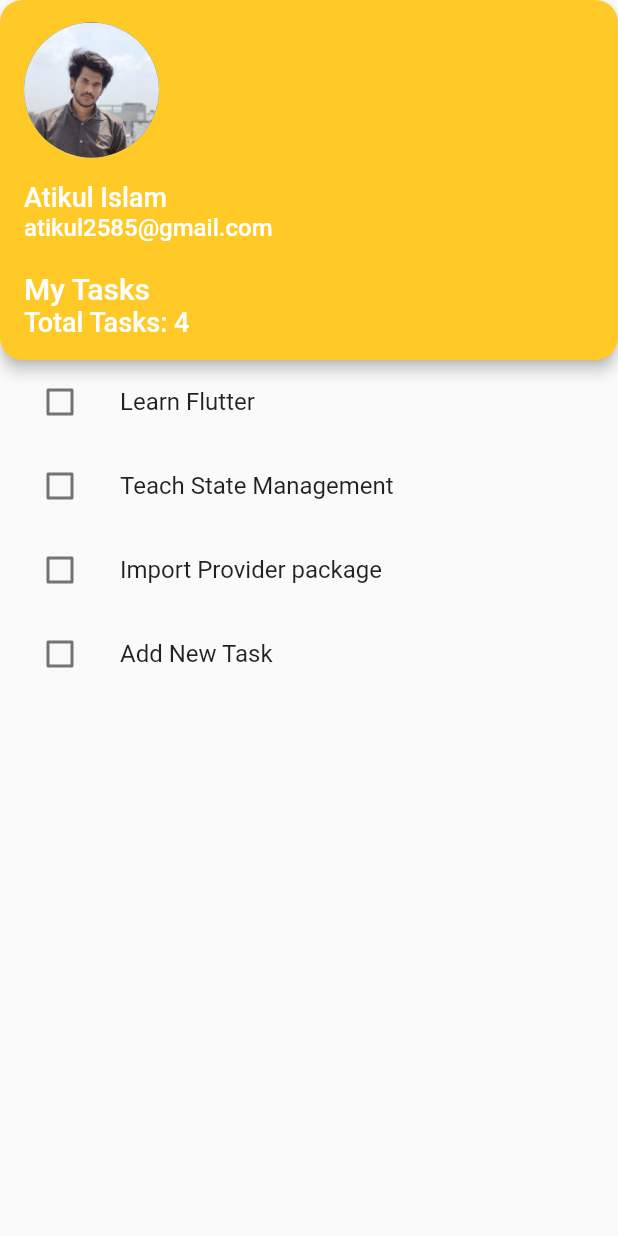
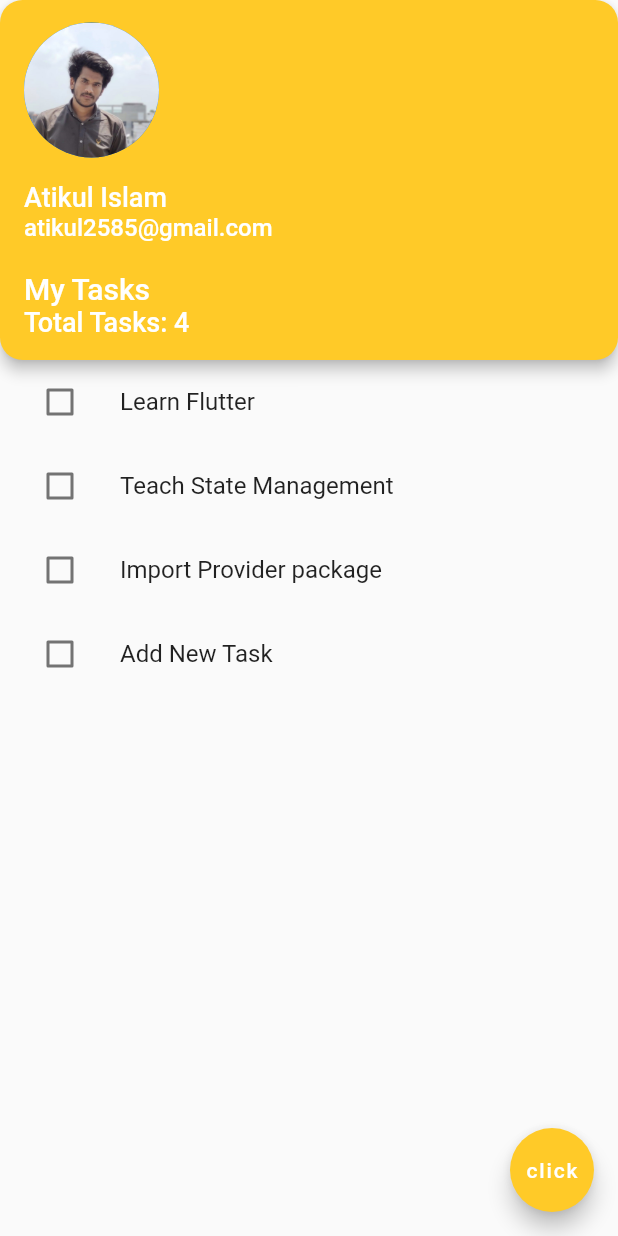
Before and after one commit to A8IK/checkbox, a Flutter app: the screen it shows after launch, on a phone screen of 412 x 824 dp. Run offline on Flutter 3.47's test engine with Material 2 defaults, Android fonts, the phone set to English and light mode, and no system bars.

Commit message:
second commit

```diff
--- a/lib/main.dart
+++ b/lib/main.dart
@@ -100,6 +100,12 @@ class _TodoListScreenState extends State<TodoListScreen> {
           );
         },
       ),
+      floatingActionButton: FloatingActionButton(
+
+        onPressed: () {},
+        backgroundColor: Colors.amber[400],
+        child: const Text('click'),
+      ),
     );
   }
 }
```
Also changed, not shown: 2 other files.
